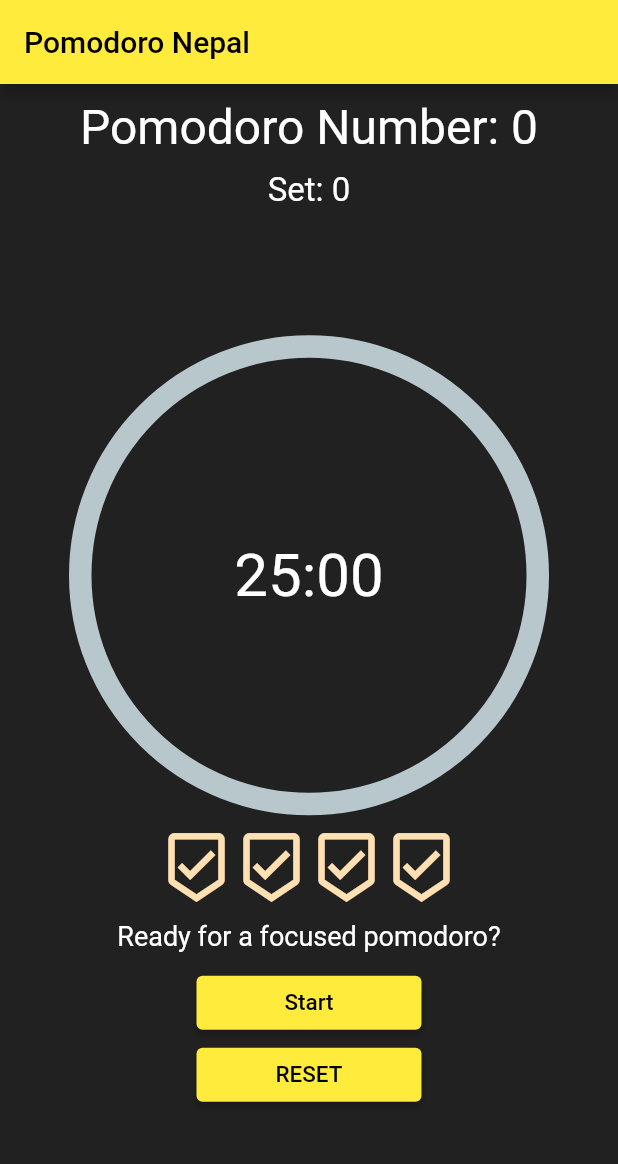
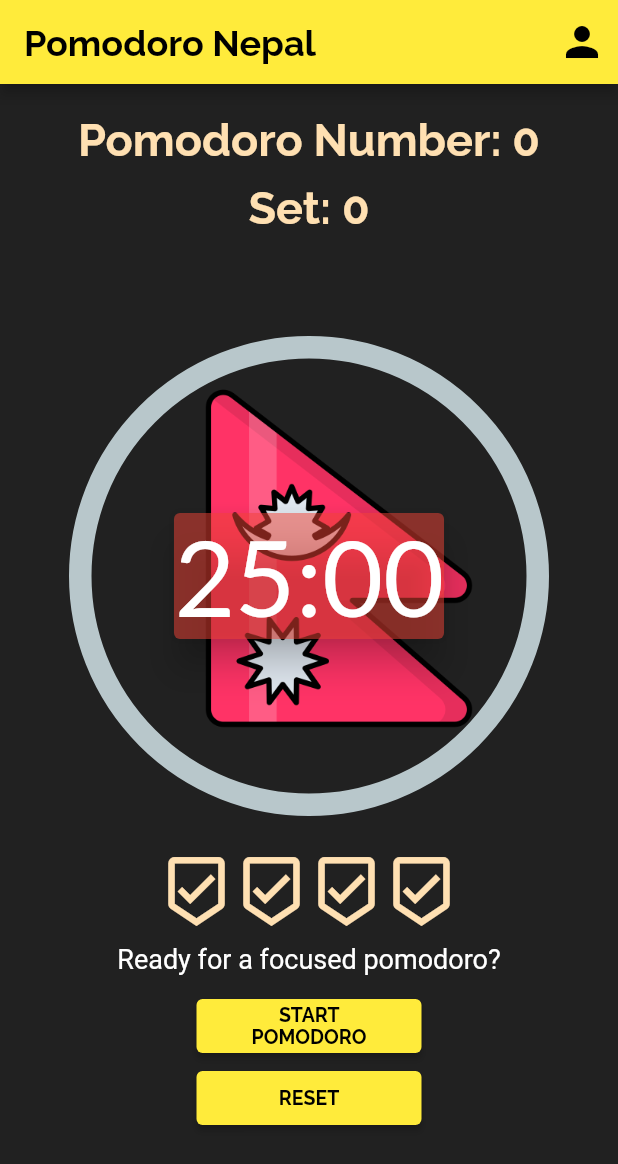
Before and after one commit to parasshakya/PomodoroNepal, a Flutter app: the screen it shows after launch, on a phone screen of 412 x 824 dp. Shown: the top 1164 px of the screen. Run offline on Flutter 3.47's test engine with Material 2 defaults, Android fonts, the phone set to English and light mode, and no system bars; drawn by our look-alikes of percent_indicator; our stand-ins replace google_fonts.

Commit message:
commit changes

```diff
--- a/lib/screens/home_screen.dart
+++ b/lib/screens/home_screen.dart
@@ -1,6 +1,7 @@
 import 'dart:async';
 
 import 'package:flutter/material.dart';
+import 'package:google_fonts/google_fonts.dart';
 import 'package:percent_indicator/circular_percent_indicator.dart';
 import 'package:pomodoronepal/model/pomodoro_status.dart';
 import 'package:pomodoronepal/utils/constants.dart';
@@ -47,31 +48,80 @@ class _HomeScreenState extends State<HomeScreen> {
     return Scaffold(
 
       backgroundColor: Colors.grey[900],
-      appBar: AppBar(title: Text('Pomodoro Nepal'),),
+      appBar: AppBar(title: Row(
+        children: [
+          Text('Pomodoro Nepal',style: GoogleFonts.raleway(
+            fontSize: 24,
+            fontWeight: FontWeight.bold,
+            color: Colors.black,
+          ),
+          ),
+          // Image.asset('assets/images/flag.png', scale: 10,)
+
+        ],
+      ),
+        actions: [
+          Padding(
+            padding: const EdgeInsets.all(8.0),
+            child: const Icon(Icons.person, size: 32,),
+          ),
+        ],
+    ),
 
       body: SafeArea(
         child: Center(
           child: Column(
             children: [
+              SizedBox(height: 20,),
+              Text('Pomodoro Number: $pomodoroNum', style: GoogleFonts.raleway(
+                fontSize: 30,
+                fontWeight: FontWeight.bold,
+                color: Colors.orange.shade100,
+              ),
+            ),
               SizedBox(height: 10,),
-              Text('Pomodoro Number: $pomodoroNum', style: TextStyle(fontSize: 32, color: Colors.white),),
-              SizedBox(height: 10,),
-              Text('Set: $setNum', style: TextStyle(fontSize: 22, color: Colors.white),),
+              Text('Set: $setNum', style: GoogleFonts.raleway(
+                fontSize: 30,
+                fontWeight: FontWeight.bold,
+                color: Colors.orange.shade100,
+              ),),
               Expanded(child: Column(
                 mainAxisAlignment: MainAxisAlignment.center,
                 children: [
-                  CircularPercentIndicator(radius: 160, lineWidth: 15, percent: _getPomodoroPercentage(), center: Text(_secondsToFormattedString(remainingTime), style: TextStyle(fontSize: 40, color: Colors.white),),
-                  progressColor: statusColor[pomodoroStatus],
-                    circularStrokeCap: CircularStrokeCap.round,
+                  Stack(
+                    children: [
+                      Positioned(
+                          child: Image.asset('assets/images/flag.png', width: 280,),
+                        left: 50,
+                        top: 6.5,
+                        right: 10,
+                        bottom: 30,
+
+
+                      ),
+                      CircularPercentIndicator(radius: 160, lineWidth: 15, percent: _getPomodoroPercentage(), center: Card(
+
+                        shadowColor: Colors.black,
+                        elevation: 10,
+                        color: Colors.red.withOpacity(0.5),
+                        child: Text(_secondsToFormattedString(remainingTime), style: GoogleFonts.lato(
+                        fontSize: 70,
+                        color: Colors.white,
+                    ),),
+                      ),
+                      progressColor: statusColor[pomodoroStatus],
+                      circularStrokeCap: CircularStrokeCap.round,
+                    ),
+                    ]
                   ),
-                  SizedBox(height: 10,),
+                  SizedBox(height: 25,),
                   ProgressIcon(total: pomodoroPerSet, done: pomodoroNum - (setNum * pomodoroPerSet)),
                   SizedBox(height: 10,),
                   Text(statusDescription[pomodoroStatus]!, style: TextStyle(color: Colors.white, fontSize: 18),),
                   SizedBox(height: 10,),
                   CustomButton(onTap: (){
                     _mainButtonPressed();
-                  }, text: 'Start'),
+                  }, text: mainBtnText ),
                   CustomButton(onTap: (){
                     _resetButtonPressed();
                   }, text: _btnTextReset)
--- a/lib/utils/constants.dart
+++ b/lib/utils/constants.dart
@@ -18,12 +18,12 @@ const Map<PomodoroStatus, String> statusDescription = {
 };
 
 const Map<PomodoroStatus, MaterialColor> statusColor = {
-  PomodoroStatus.runningPomodoro : Colors.green,
+  PomodoroStatus.runningPomodoro : Colors.red,
   PomodoroStatus.pausedPomodoro : Colors.orange,
   PomodoroStatus.pausedShortBreak : Colors.orange,
   PomodoroStatus.pausedLongBreak : Colors.orange,
-  PomodoroStatus.runningLongBreak : Colors.red,
-  PomodoroStatus.runningShortBreak : Colors.red,
+  PomodoroStatus.runningLongBreak : Colors.green,
+  PomodoroStatus.runningShortBreak : Colors.green,
   PomodoroStatus.setFinished : Colors.orange,
 
 };
--- a/lib/widgets/custom_button.dart
+++ b/lib/widgets/custom_button.dart
@@ -1,4 +1,5 @@
 import 'package:flutter/material.dart';
+import 'package:google_fonts/google_fonts.dart';
 
 class CustomButton extends StatelessWidget {
 final Function() onTap;
@@ -11,9 +12,13 @@ const CustomButton({required this.onTap, required this.text});
   @override
   Widget build(BuildContext context) {
     return ButtonTheme(
-
+        minWidth: 200,
         child: Container(
           width: 150,
-            child: ElevatedButton(onPressed: onTap, child: Text(text, style: TextStyle(fontSize: 15),), )));
+            child: ElevatedButton(onPressed: onTap, child: Text(text, style: GoogleFonts.raleway(
+              fontSize: 13,
+              fontWeight: FontWeight.bold,
+              color: Colors.black,
+            ), textAlign: TextAlign.center), )));
   }
 }
--- a/lib/widgets/progress_icons.dart
+++ b/lib/widgets/progress_icons.dart
@@ -13,7 +13,7 @@ class ProgressIcon extends StatelessWidget {
   Widget build(BuildContext context) {
     final iconSize = 50.0;
     final doneIcon = Icon(Icons.beenhere, color: Colors.orange, size: iconSize,);
-    final notDoneIcon = Icon(Icons.beenhere_outlined, color: Colors.orange[100], size: iconSize,);
+    final notDoneIcon = Icon(Icons.beenhere_outlined, color: Colors.orange.shade100, size: iconSize,);
     List<Icon> icons = [];
     for(int i = 0 ; i < total ; i++){
       if(i<done){
```
Also changed, not shown: pubspec.yaml (+8 -3 lines), assets/images/flag.png (added), assets/images/nepal.png (added), assets/images/nepalflag.png (added), pubspec.lock.
